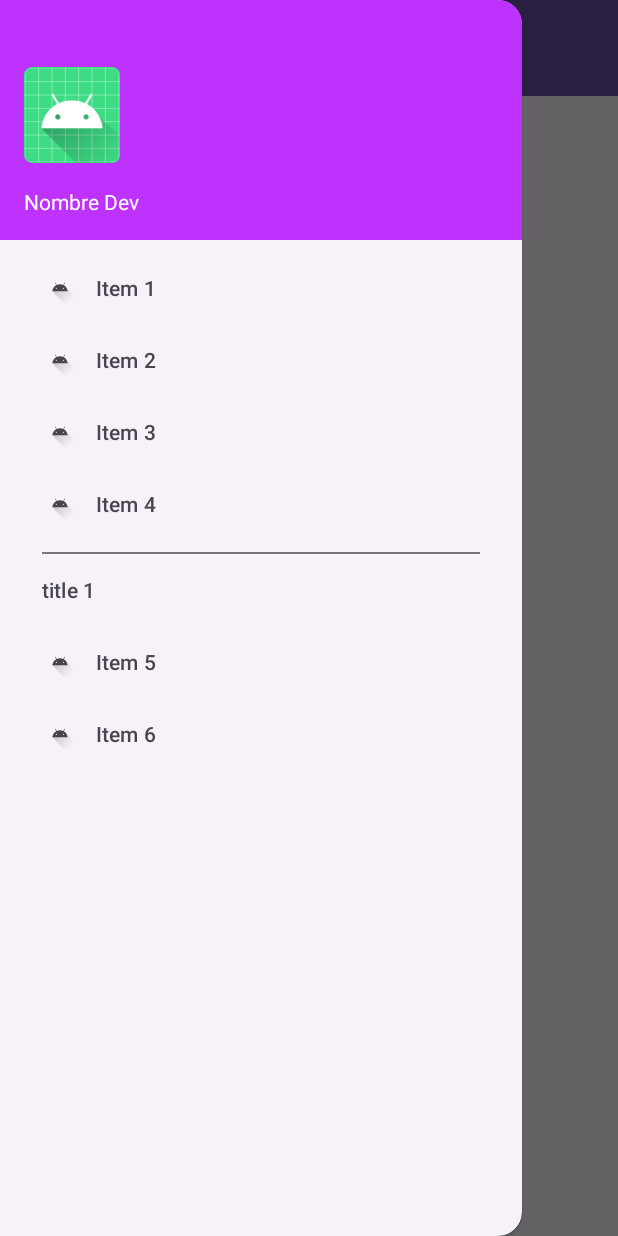
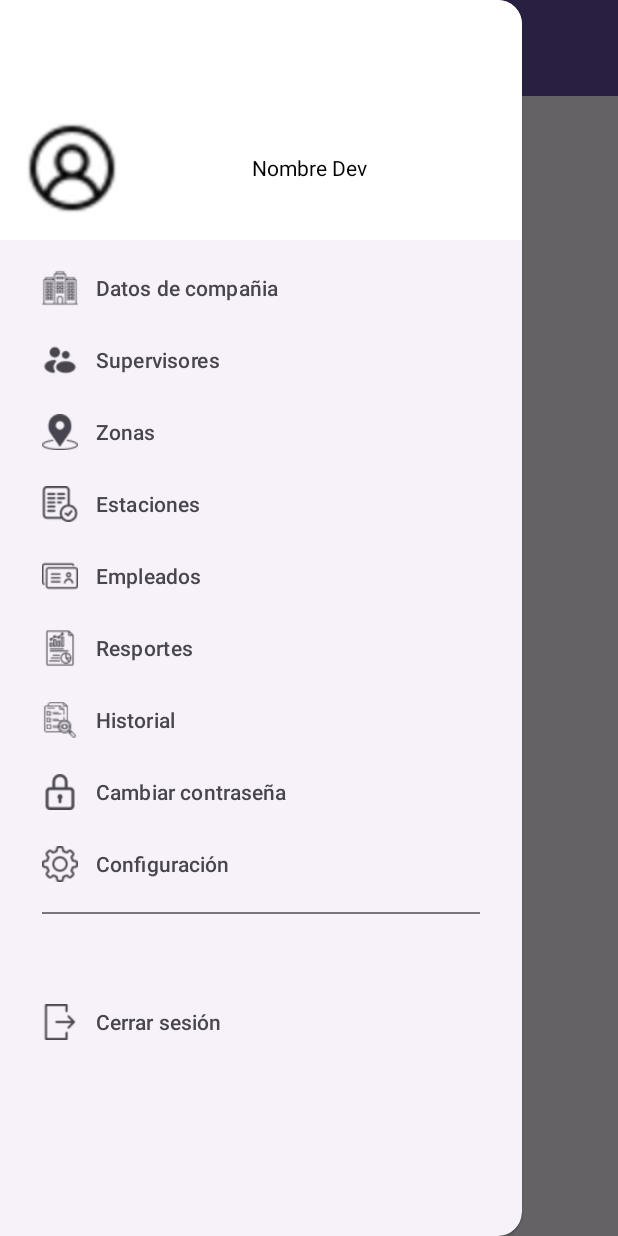
Before and after one commit to andresRSG/ExamenTec, an Android app: the screen it shows after launch (HomeMenu), with the side drawer open, on a phone screen of 412 x 824 dp. Run offline under Robolectric (Android 15) with nearby library versions, the phone set to English and light mode, and no system bars.

Commit message:
custom menu v2

```diff
--- a/AppExam/app/src/main/java/com/example/appexam/HomeMenu.kt
+++ b/AppExam/app/src/main/java/com/example/appexam/HomeMenu.kt
@@ -45,10 +45,10 @@ class HomeMenu : AppCompatActivity(), NavigationView.OnNavigationItemSelectedLis
 
     override fun onNavigationItemSelected(item: MenuItem): Boolean {
         when(item.itemId){
-            R.id.nav_item_one -> Toast.makeText(this, "nav uno", Toast.LENGTH_SHORT).show()
-            R.id.nav_item_dos -> Toast.makeText(this, "nav uno", Toast.LENGTH_SHORT).show()
-            R.id.nav_item_tres -> Toast.makeText(this, "nav uno", Toast.LENGTH_SHORT).show()
-            R.id.nav_item_cuatro -> Toast.makeText(this, "nav uno", Toast.LENGTH_SHORT).show()
+            R.id.nav_item_datos_compania -> Toast.makeText(this, "nav uno", Toast.LENGTH_SHORT).show()
+            R.id.nav_item_supervisores -> Toast.makeText(this, "nav uno", Toast.LENGTH_SHORT).show()
+            R.id.nav_item_zonas -> Toast.makeText(this, "nav uno", Toast.LENGTH_SHORT).show()
+            R.id.nav_item_estaciones -> Toast.makeText(this, "nav uno", Toast.LENGTH_SHORT).show()
         }
 
         drawer.closeDrawer(GravityCompat.START)
--- a/AppExam/app/src/main/res/layout/nav_header_main.xml
+++ b/AppExam/app/src/main/res/layout/nav_header_main.xml
@@ -5,7 +5,7 @@
     android:layout_width="match_parent"
     android:layout_height="160dp"
     android:orientation="vertical"
-    android:background="#BD32FD"
+    android:background="@color/white"
     android:clickable="true"
     android:focusable="true"
     android:foreground="?attr/selectableItemBackgroundBorderless"
@@ -14,21 +14,34 @@
     android:theme="@style/ThemeOverlay.AppCompat.Dark"
     >
 
+    <LinearLayout
+        android:layout_width="match_parent"
+        android:layout_height="wrap_content"
+        android:orientation="horizontal"
+        >
+
         <ImageView
             android:id="@+id/nav_header_imageView"
             android:layout_width="64dp"
             android:layout_height="64dp"
-        android:src="@mipmap/ic_launcher"
+            android:src="@drawable/img_holder_usuario"
             />
 
         <TextView
             android:id="@+id/nav_header_textView"
-        android:layout_width="wrap_content"
+            android:layout_width="match_parent"
             android:layout_height="wrap_content"
-        android:paddingTop="16dp"
             android:text="Nombre Dev"
             android:textAppearance="@style/TextAppearance.AppCompat.Body1"
+            android:layout_gravity="center"
+            android:gravity="center"
+            android:layout_marginStart="5dp"
+            android:layout_marginEnd="5dp"
+            android:textColor="@color/black"
             />
+
+    </LinearLayout>
+
 
 
 
--- a/AppExam/app/src/main/res/menu/activity_home_drawer.xml
+++ b/AppExam/app/src/main/res/menu/activity_home_drawer.xml
@@ -1,37 +1,54 @@
 <?xml version="1.0" encoding="utf-8"?>
 <menu xmlns:android="http://schemas.android.com/apk/res/android">
     <group>
-        <item   android:id="@+id/nav_item_one"
-                android:icon="@drawable/ic_launcher_foreground"
-                android:title="Item 1"
+        <item   android:id="@+id/nav_item_datos_compania"
+                android:icon="@drawable/ic_menu_empresa"
+                android:title="Datos de compañia"
             />
-        <item   android:id="@+id/nav_item_dos"
-                android:icon="@drawable/ic_launcher_foreground"
-                android:title="Item 2"
+        <item   android:id="@+id/nav_item_supervisores"
+                android:icon="@drawable/ic_menu_supervisor"
+                android:title="Supervisores"
             />
-        <item   android:id="@+id/nav_item_tres"
-                android:icon="@drawable/ic_launcher_foreground"
-                android:title="Item 3"
+        <item   android:id="@+id/nav_item_zonas"
+                android:icon="@drawable/ic_menu_zona"
+                android:title="Zonas"
             />
-        <item   android:id="@+id/nav_item_cuatro"
-                android:icon="@drawable/ic_launcher_foreground"
-                android:title="Item 4"
+        <item   android:id="@+id/nav_item_estaciones"
+                android:icon="@drawable/ic_menu_estaciones"
+                android:title="Estaciones"
+            />
+        <item   android:id="@+id/nav_item_empleados"
+                android:icon="@drawable/ic_menu_empleado"
+                android:title="Empleados"
+            />
+        <item   android:id="@+id/nav_item_reportes"
+                android:icon="@drawable/ic_menu_reportes"
+                android:title="Resportes"
+            />
+        <item   android:id="@+id/nav_item_historial"
+                android:icon="@drawable/ic_menu_historial"
+                android:title="Historial"
+            />
+        <item   android:id="@+id/nav_item_cambiar_password"
+                android:icon="@drawable/ic_menu_candado"
+                android:title="Cambiar contraseña"
+            />
+        <item   android:id="@+id/nav_item_configuraciones"
+                android:icon="@drawable/ic_menu_configuraciones"
+                android:title="Configuración"
             />
 
 
-        <item android:title="title 1">
+        <item android:title="">
             <menu>
-                <item   android:id="@+id/nav_item_cinco"
-                    android:icon="@drawable/ic_launcher_foreground"
-                    android:title="Item 5"
+                <item   android:id="@+id/nav_item_cerrar_sesion"
+                        android:icon="@drawable/ic_menu_cerrar_sesion"
+                        android:title="Cerrar sesión"
                     />
-                <item   android:id="@+id/nav_item_seis"
-                android:icon="@drawable/ic_launcher_foreground"
-                android:title="Item 6"
-                />
 
             </menu>
 
         </item>
+
     </group>
 </menu>
```
Also changed, not shown: AppExam/app/src/main/res/drawable/ic_menu_candado.png (added), AppExam/app/src/main/res/drawable/ic_menu_cerrar_sesion.png (added), AppExam/app/src/main/res/drawable/ic_menu_configuraciones.png (added), AppExam/app/src/main/res/drawable/ic_menu_empleado.png (added), AppExam/app/src/main/res/drawable/ic_menu_empresa.png (added), AppExam/app/src/main/res/drawable/ic_menu_estaciones.png (added), AppExam/app/src/main/res/drawable/ic_menu_historial.png (added), AppExam/app/src/main/res/drawable/ic_menu_reportes.png (added), AppExam/app/src/main/res/drawable/ic_menu_supervisor.png (added), AppExam/app/src/main/res/drawable/ic_menu_zona.png (added), AppExam/app/src/main/res/drawable/img_holder_usuario.png (added). Lines whose indentation alone changed are shown as unchanged.
